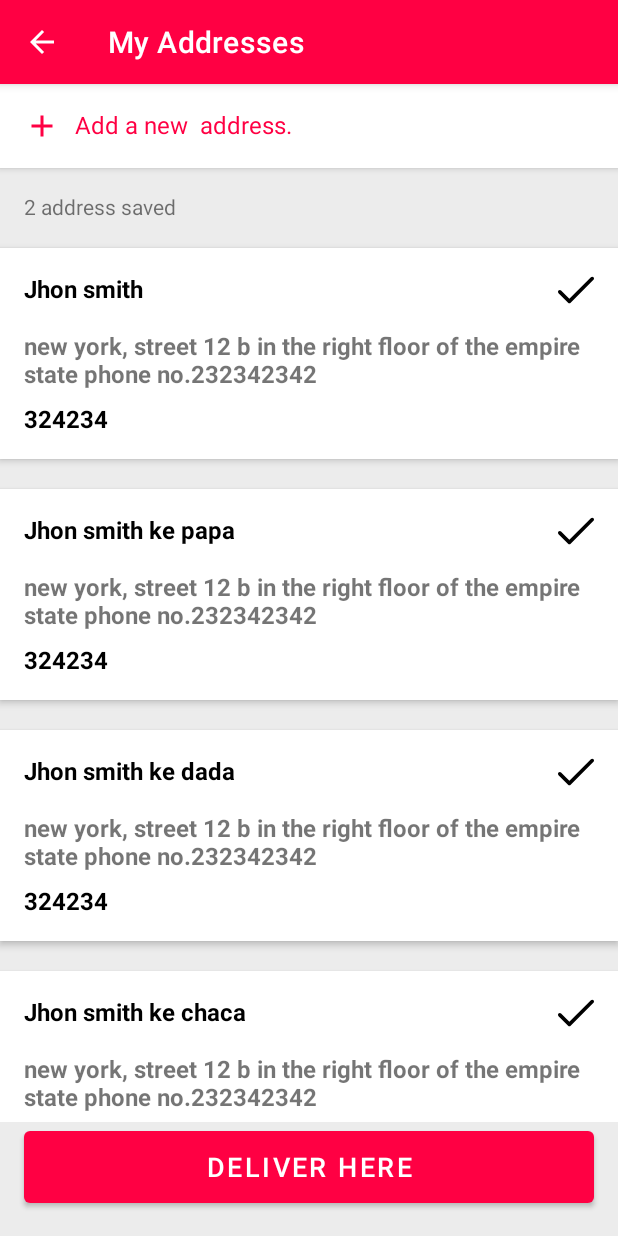
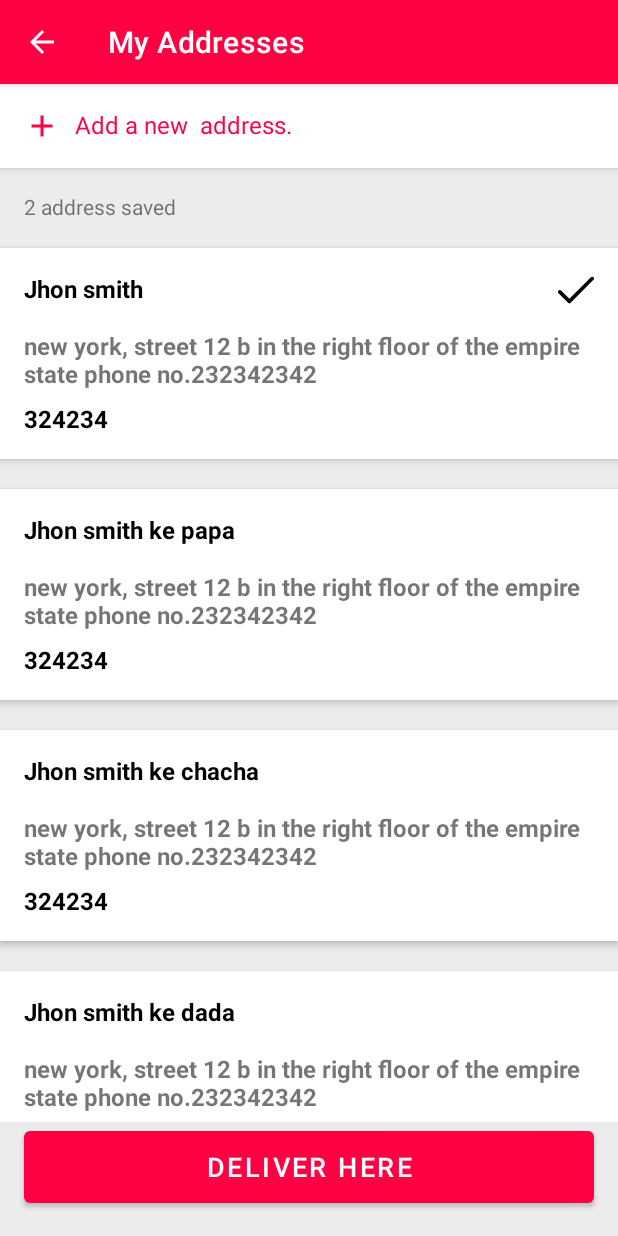
Before and after one commit to Vishal-beep136/Purple, an Android app: the DeliveryActivity screen opened directly, with no data from a screen before it, after a tap on "ADD OR CHANGE ADDRESS", on a phone screen of 412 x 824 dp. Run offline under Robolectric (Android 15) with nearby library versions, the phone set to English and light mode, and no system bars; libraries missing offline, so code that uses them is left out: com.google.gson.internal; Roboto replaces fonts that are not available here.

Commit message:
added the function like only one address can be selected

```diff
--- a/app/src/main/java/kaitka/vishal/meeta/purple_ecommerce/Activites/DeliveryActivity.java
+++ b/app/src/main/java/kaitka/vishal/meeta/purple_ecommerce/Activites/DeliveryActivity.java
@@ -25,6 +25,7 @@ public class DeliveryActivity extends AppCompatActivity {
 
     ActivityDeliveryBinding binding;
     private Button changeOrAddNewAddress;
+    public static final int SELECT_ADDRESS = 0;
 
     @Override
     protected void onCreate(Bundle savedInstanceState) {
@@ -54,7 +55,9 @@ public class DeliveryActivity extends AppCompatActivity {
         changeOrAddNewAddress.setOnClickListener(new View.OnClickListener() {
             @Override
             public void onClick(View v) {
-                startActivity(new Intent(DeliveryActivity.this, MyAddressesActivity.class));
+                Intent myAddressesIntent = new Intent(DeliveryActivity.this, MyAddressesActivity.class);
+                myAddressesIntent.putExtra("MODE", SELECT_ADDRESS);
+                startActivity(myAddressesIntent);
                 finish();
             }
         });
--- a/app/src/main/java/kaitka/vishal/meeta/purple_ecommerce/Activites/MyAddressesActivity.java
+++ b/app/src/main/java/kaitka/vishal/meeta/purple_ecommerce/Activites/MyAddressesActivity.java
@@ -3,9 +3,11 @@ package kaitka.vishal.meeta.purple_ecommerce.Activites;
 import androidx.annotation.NonNull;
 import androidx.appcompat.app.AppCompatActivity;
 import androidx.recyclerview.widget.LinearLayoutManager;
+import androidx.recyclerview.widget.SimpleItemAnimator;
 
 import android.os.Bundle;
 import android.view.MenuItem;
+import android.view.View;
 import android.widget.LinearLayout;
 
 import java.util.ArrayList;
@@ -16,9 +18,13 @@ import kaitka.vishal.meeta.purple_ecommerce.Modellls.AddressesModel;
 import kaitka.vishal.meeta.purple_ecommerce.R;
 import kaitka.vishal.meeta.purple_ecommerce.databinding.ActivityMyAddressesBinding;
 
+import static kaitka.vishal.meeta.purple_ecommerce.Activites.DeliveryActivity.SELECT_ADDRESS;
+
 public class MyAddressesActivity extends AppCompatActivity {
 
     ActivityMyAddressesBinding binding;
+    public static AddressesAdapter addressesAdapter;
+
 
     @Override
     protected void onCreate(Bundle savedInstanceState) {
@@ -33,19 +39,33 @@ public class MyAddressesActivity extends AppCompatActivity {
         binding.addressRecyclerview.setLayoutManager(layoutManager);
 
         List<AddressesModel> addressesModelList = new ArrayList<>();
-        addressesModelList.add(new AddressesModel("Jhon smith", "new york, street 12 b in the right floor of the empire state phone no.232342342", "324234"));
-        addressesModelList.add(new AddressesModel("Jhon smith ke papa", "new york, street 12 b in the right floor of the empire state phone no.232342342", "324234"));
-        addressesModelList.add(new AddressesModel("Jhon smith ke dada", "new york, street 12 b in the right floor of the empire state phone no.232342342", "324234"));
-        addressesModelList.add(new AddressesModel("Jhon smith ke chaca", "new york, street 12 b in the right floor of the empire state phone no.232342342", "324234"));
-        addressesModelList.add(new AddressesModel("Jhon smith ke bade dada", "new york, street 12 b in the right floor of the empire state phone no.232342342", "324234"));
-        addressesModelList.add(new AddressesModel("Jhon smith ke padosi", "new york, street 12 b in the right floor of the empire state phone no.232342342", "324234"));
-        addressesModelList.add(new AddressesModel("Jhon smith ke dosht", "new york, street 12 b in the right floor of the empire state phone no.232342342", "324234"));
-        addressesModelList.add(new AddressesModel("Steve Smith", "new york, street 12 b in the right floor of the empire state phone no.232342342", "324234"));
+        addressesModelList.add(new AddressesModel("Jhon smith", "new york, street 12 b in the right floor of the empire state phone no.232342342", "324234", true));
+        addressesModelList.add(new AddressesModel("Jhon smith ke papa", "new york, street 12 b in the right floor of the empire state phone no.232342342", "324234", false));
+        addressesModelList.add(new AddressesModel("Jhon smith ke chacha", "new york, street 12 b in the right floor of the empire state phone no.232342342", "324234", false));
+        addressesModelList.add(new AddressesModel("Jhon smith ke dada", "new york, street 12 b in the right floor of the empire state phone no.232342342", "324234", false));
+        addressesModelList.add(new AddressesModel("Jhon smith ke padosi", "new york, street 12 b in the right floor of the empire state phone no.232342342", "324234", false));
+        addressesModelList.add(new AddressesModel("Jhon smith ke dosth", "new york, street 12 b in the right floor of the empire state phone no.232342342", "324234", false));
+        addressesModelList.add(new AddressesModel("Jhon smith ka bhai", "new york, street 12 b in the right floor of the empire state phone no.232342342", "324234", false));
+        addressesModelList.add(new AddressesModel("Steve Smith", "new york, street 12 b in the right floor of the empire state phone no.232342342", "324234", false));
 
 
-        AddressesAdapter addressesAdapter = new AddressesAdapter(addressesModelList);
+
+        int mode = getIntent().getIntExtra("MODE", -1);
+        if (mode == SELECT_ADDRESS){
+            binding.deliverHereBtn.setVisibility(View.VISIBLE);
+        }
+        else {
+            binding.deliverHereBtn.setVisibility(View.GONE);
+        }
+        addressesAdapter = new AddressesAdapter(addressesModelList, mode);
         binding.addressRecyclerview.setAdapter(addressesAdapter);
+        ((SimpleItemAnimator)binding.addressRecyclerview.getItemAnimator()).setSupportsChangeAnimations(false);
         addressesAdapter.notifyDataSetChanged();
+
+    }
+    public static void refreshItem(int deselect, int select){
+        addressesAdapter.notifyItemChanged(deselect);
+        addressesAdapter.notifyItemChanged(select);
 
     }
 
--- a/app/src/main/java/kaitka/vishal/meeta/purple_ecommerce/Adapters/AddressesAdapter.java
+++ b/app/src/main/java/kaitka/vishal/meeta/purple_ecommerce/Adapters/AddressesAdapter.java
@@ -3,6 +3,7 @@ package kaitka.vishal.meeta.purple_ecommerce.Adapters;
 import android.view.LayoutInflater;
 import android.view.View;
 import android.view.ViewGroup;
+import android.widget.ImageView;
 import android.widget.TextView;
 
 import androidx.annotation.NonNull;
@@ -13,12 +14,19 @@ import java.util.List;
 import kaitka.vishal.meeta.purple_ecommerce.Modellls.AddressesModel;
 import kaitka.vishal.meeta.purple_ecommerce.R;
 
+import static kaitka.vishal.meeta.purple_ecommerce.Activites.DeliveryActivity.SELECT_ADDRESS;
+import static kaitka.vishal.meeta.purple_ecommerce.Activites.MyAddressesActivity.refreshItem;
+import static kaitka.vishal.meeta.purple_ecommerce.Fragments.MyAccountFragment.MANAGE_ADDRESS;
+
 public class AddressesAdapter extends RecyclerView.Adapter<AddressesAdapter.Viewholder> {
 
     List<AddressesModel> addressesModelList;
+    private int MODE;
+    private int preSelectedPostion;
 
-    public AddressesAdapter(List<AddressesModel> addressesModelList) {
+    public AddressesAdapter(List<AddressesModel> addressesModelList, int MODE) {
         this.addressesModelList = addressesModelList;
+        this.MODE = MODE;
     }
 
     @NonNull
@@ -34,8 +42,9 @@ public class AddressesAdapter extends RecyclerView.Adapter<AddressesAdapter.View
         String name = addressesModelList.get(position).getFullname();
         String address = addressesModelList.get(position).getAddress();
         String pincode = addressesModelList.get(position).getPincode();
+        Boolean selected = addressesModelList.get(position).getSelected();
 
-        holder.setData(name, address, pincode);
+        holder.setData(name, address, pincode,selected,position);
 
     }
 
@@ -49,6 +58,7 @@ public class AddressesAdapter extends RecyclerView.Adapter<AddressesAdapter.View
         private TextView fullname;
         private TextView address;
         private TextView pincode;
+        private ImageView checkIcon;
 
 
         public Viewholder(@NonNull View itemView) {
@@ -56,12 +66,45 @@ public class AddressesAdapter extends RecyclerView.Adapter<AddressesAdapter.View
             fullname = itemView.findViewById(R.id.name);
             address = itemView.findViewById(R.id.address_of_addresses_item);
             pincode = itemView.findViewById(R.id.pincode_of_address_item);
+            checkIcon = itemView.findViewById(R.id.check_icon);
         }
-        private void setData(String username, String userAddress, String userPincode){
+        private void setData(String username, String userAddress, String userPincode, Boolean selected, int postion){
+
             fullname.setText(username);
             address.setText(userAddress);
             pincode.setText(userPincode);
 
+            if (MODE == SELECT_ADDRESS){
+                checkIcon.setImageResource(R.drawable.ic_tick);
+                if (selected){
+                    checkIcon.setVisibility(View.VISIBLE);
+                    preSelectedPostion = postion;
+                }
+                else {
+                    checkIcon.setVisibility(View.GONE);
+                }
+                itemView.setOnClickListener(new View.OnClickListener() {
+                    @Override
+                    public void onClick(View v) {
+                        if (preSelectedPostion != postion) {
+                            addressesModelList.get(postion).setSelected(true);
+                            addressesModelList.get(preSelectedPostion).setSelected(false);
+                            refreshItem(preSelectedPostion, postion);
+                            preSelectedPostion = postion;
+                        }
+
+
+                    }
+                });
+
+
+
+            }
+            else if (MODE == MANAGE_ADDRESS){
+
+
+            }
+
         }
     }
 }
--- a/app/src/main/java/kaitka/vishal/meeta/purple_ecommerce/Fragments/MyAccountFragment.java
+++ b/app/src/main/java/kaitka/vishal/meeta/purple_ecommerce/Fragments/MyAccountFragment.java
@@ -1,5 +1,6 @@
 package kaitka.vishal.meeta.purple_ecommerce.Fragments;
 
+import android.content.Intent;
 import android.os.Bundle;
 
 import androidx.fragment.app.Fragment;
@@ -7,7 +8,10 @@ import androidx.fragment.app.Fragment;
 import android.view.LayoutInflater;
 import android.view.View;
 import android.view.ViewGroup;
+import android.widget.Button;
 
+import kaitka.vishal.meeta.purple_ecommerce.Activites.DeliveryActivity;
+import kaitka.vishal.meeta.purple_ecommerce.Activites.MyAddressesActivity;
 import kaitka.vishal.meeta.purple_ecommerce.R;
 
 /**
@@ -18,6 +22,10 @@ public class MyAccountFragment extends Fragment {
     public MyAccountFragment() {
         // Required empty public constructor
     }
+
+    private Button viewAllAddressBtn;
+    public static final int MANAGE_ADDRESS = 1;
+
 
 
     @Override
@@ -30,6 +38,17 @@ public class MyAccountFragment extends Fragment {
     public View onCreateView(LayoutInflater inflater, ViewGroup container,
                              Bundle savedInstanceState) {
         // Inflate the layout for this fragment
-        return inflater.inflate(R.layout.fragment_my_account, container, false);
+        View view = inflater.inflate(R.layout.fragment_my_account, container, false);
+        viewAllAddressBtn = view.findViewById(R.id.view_all_adresses_btn);
+
+        viewAllAddressBtn.setOnClickListener(new View.OnClickListener() {
+            @Override
+            public void onClick(View v) {
+                Intent myAddressesIntent = new Intent(getContext(), MyAddressesActivity.class);
+                myAddressesIntent.putExtra("MODE", MANAGE_ADDRESS);
+                startActivity(myAddressesIntent);
+            }
+        });
+        return view;
     }
 }
--- a/app/src/main/java/kaitka/vishal/meeta/purple_ecommerce/Modellls/AddressesModel.java
+++ b/app/src/main/java/kaitka/vishal/meeta/purple_ecommerce/Modellls/AddressesModel.java
@@ -2,11 +2,21 @@ package kaitka.vishal.meeta.purple_ecommerce.Modellls;
 
 public class AddressesModel {
     private String fullname, address,pincode;
+    private Boolean selected;
 
-    public AddressesModel(String fullname, String address, String pincode) {
+    public AddressesModel(String fullname, String address, String pincode, Boolean selected) {
         this.fullname = fullname;
         this.address = address;
         this.pincode = pincode;
+        this.selected = selected;
+    }
+
+    public Boolean getSelected() {
+        return selected;
+    }
+
+    public void setSelected(Boolean selected) {
+        this.selected = selected;
     }
 
     public String getFullname() {
--- a/app/src/main/res/layout/addresses_item_layout.xml
+++ b/app/src/main/res/layout/addresses_item_layout.xml
@@ -2,6 +2,7 @@
 <androidx.constraintlayout.widget.ConstraintLayout xmlns:android="http://schemas.android.com/apk/res/android"
     xmlns:app="http://schemas.android.com/apk/res-auto"
     xmlns:tools="http://schemas.android.com/tools"
+    android:foreground="?attr/selectableItemBackground"
     android:elevation="3dp"
     android:layout_marginTop="10dp"
     android:layout_marginBottom="10dp"
@@ -20,7 +21,7 @@
         android:textColor="@color/black"
         android:textSize="16sp"
         android:textStyle="bold"
-        app:layout_constraintEnd_toStartOf="@+id/imageView12"
+        app:layout_constraintEnd_toStartOf="@+id/check_icon"
         app:layout_constraintStart_toStartOf="parent"
         app:layout_constraintTop_toTopOf="parent" />
 
@@ -54,7 +55,7 @@
         app:layout_constraintTop_toBottomOf="@+id/address_of_addresses_item" />
 
     <ImageView
-        android:id="@+id/imageView12"
+        android:id="@+id/check_icon"
         android:layout_width="wrap_content"
         android:layout_height="wrap_content"
         android:layout_marginTop="16dp"
```
